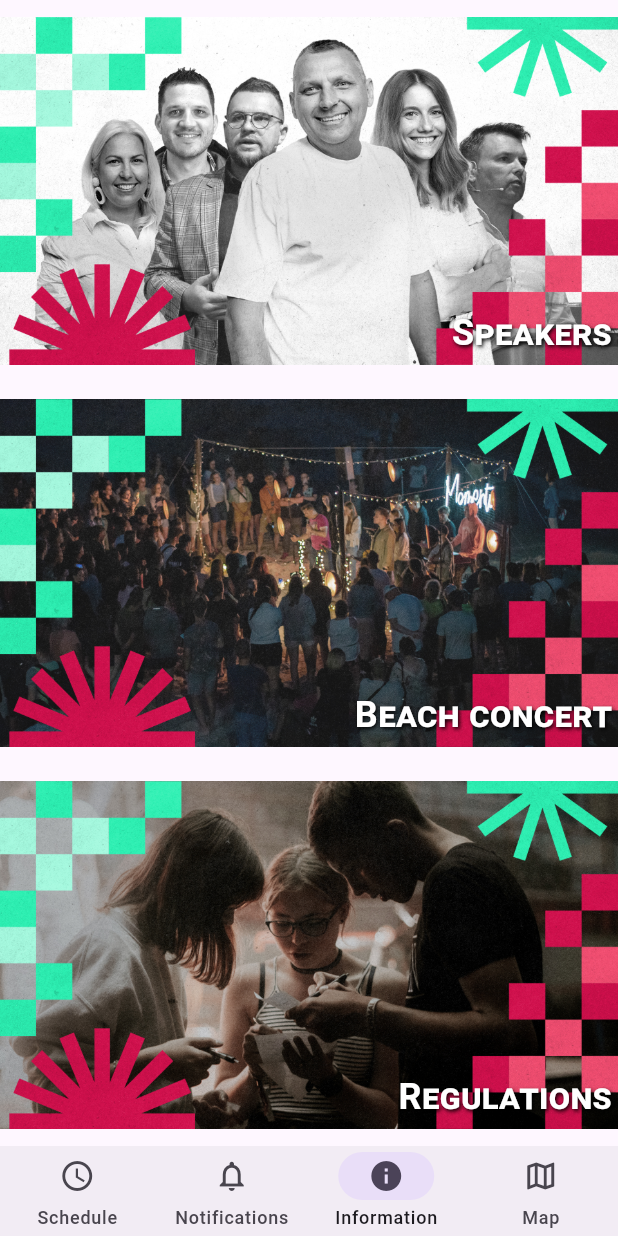
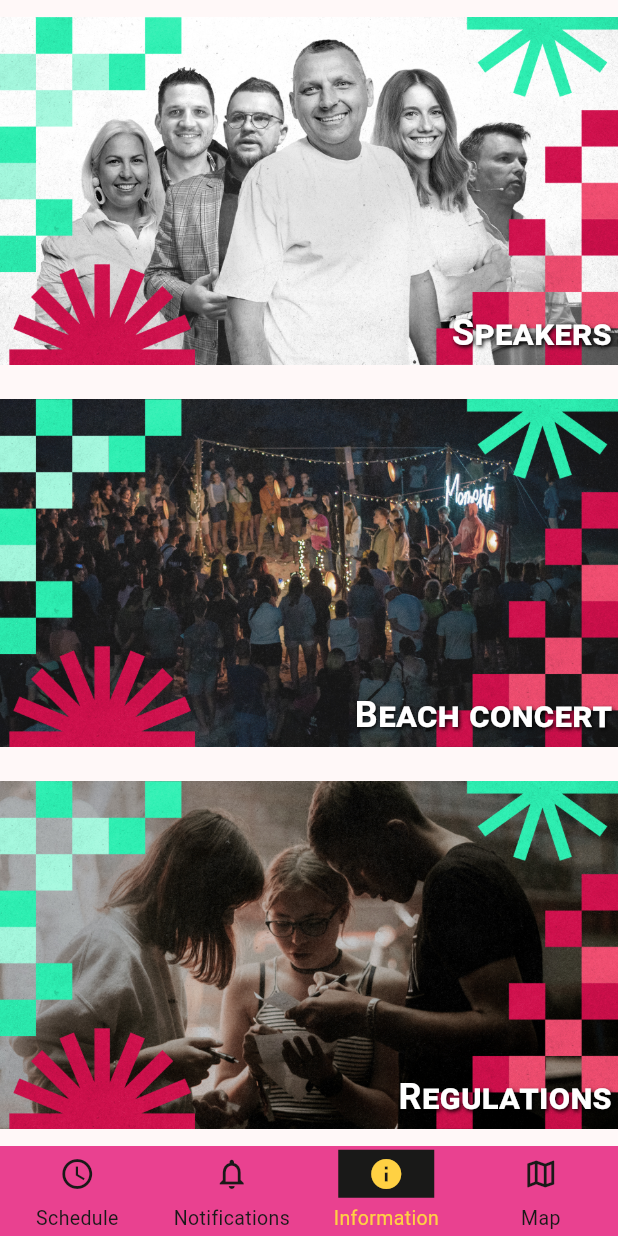
Before and after one commit to MomentumConf/Momentum24_app, a Flutter app: the screen it shows after launch, item 3 of the bottom bar chosen, on a phone screen of 412 x 824 dp. Run offline on Flutter 3.47's test engine with Material 3 defaults, Android fonts, the phone set to English and light mode, and no system bars; our stand-ins replace cached_network_image, flutter_map, flutter_markdown, flutter_svg, get_it, latlong2 and 4 more; missing offline and left inert: avatar_stack, dart:js, flutter_map_cancellable_tile_provider, flutter_sanity_client, string_unescape; generated files the repository leaves out were written again.

Commit message:
New color scheme & bottom nav

```diff
--- a/lib/main.dart
+++ b/lib/main.dart
@@ -28,6 +28,10 @@ Future<void> main() async {
   }
 }
 
+const colorBlack = Color.fromRGBO(25, 25, 24, 1);
+const primaryColor = Color.fromRGBO(233, 65, 144, 1);
+const selectedColor = Color(0xFFFFD143);
+
 class ConferenceApp extends StatelessWidget {
   const ConferenceApp({super.key});
 
@@ -40,9 +44,35 @@ class ConferenceApp extends StatelessWidget {
       supportedLocales: AppLocalizations.supportedLocales,
 
       theme: ThemeData(
-        colorSchemeSeed: Colors.deepPurple,
+        colorScheme: ColorScheme.fromSeed(seedColor: primaryColor).copyWith(
+          primary: primaryColor,
+          onPrimary: const Color.fromRGBO(25, 25, 24, 1),
+        ),
+        navigationBarTheme: NavigationBarThemeData(
+            backgroundColor: primaryColor,
+            indicatorColor: colorBlack,
+            iconTheme: MaterialStateProperty.resolveWith((state) {
+              if (state.contains(MaterialState.selected)) {
+                return const IconThemeData(color: selectedColor);
+              }
+              return const IconThemeData(color: colorBlack);
+            }),
+            labelTextStyle: MaterialStateProperty.resolveWith((state) {
+              Color color = colorBlack;
+
+              if (state.contains(MaterialState.selected)) {
+                color = selectedColor;
+              }
+
+              return TextStyle(
+                color: color,
+                fontSize: 13,
+              );
+            })),
         useMaterial3: true,
         brightness: Brightness.light,
+      ).copyWith(
+        primaryColor: primaryColor,
       ),
       // darkTheme: ThemeData.dark(useMaterial3: true).copyWith(
       //   primaryColorDark: Colors.purple[900],
--- a/lib/widgets/bottom_navigation_bar.dart
+++ b/lib/widgets/bottom_navigation_bar.dart
@@ -20,6 +20,7 @@ class BottomNavigation extends StatelessWidget {
       selectedIndex: selectedIndex,
       labelBehavior: NavigationDestinationLabelBehavior.alwaysShow,
       onDestinationSelected: onDestinationSelected,
+      indicatorShape: ContinuousRectangleBorder(),
       destinations: [
         NavigationDestination(
           icon: const Icon(Icons.schedule_outlined),
```
